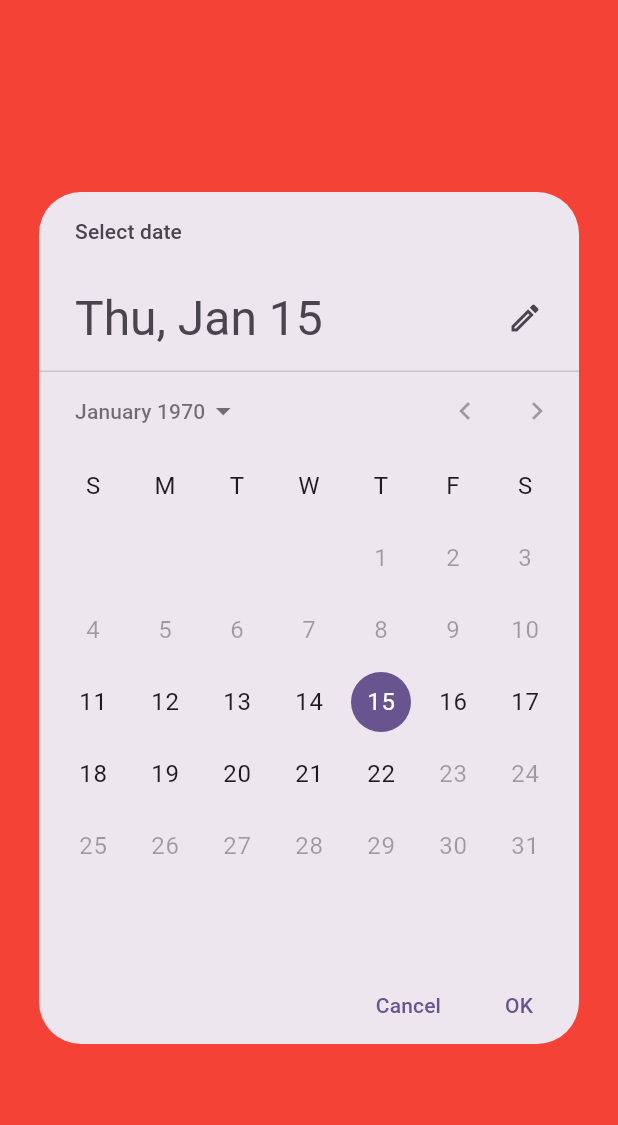
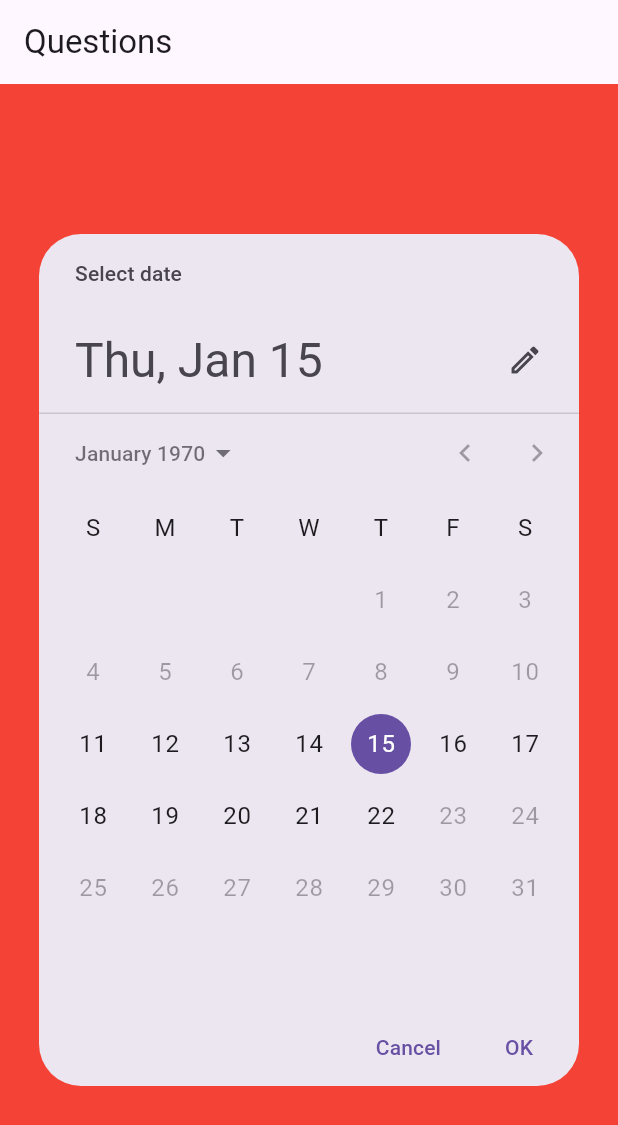
Before and after one commit to De4nWhit3/flutter_task12, a Flutter app: the screen it shows after launch, on a phone screen of 412 x 824 dp. Shown: the top 1125 px of the screen. Run offline on Flutter 3.47's test engine with Material 2 defaults, Android fonts, the light colour scheme and no system bars.

Commit message:
a little code cleanup

```diff
--- a/lib/main.dart
+++ b/lib/main.dart
@@ -1,6 +1,6 @@
 import 'package:flutter/material.dart';
 
-import 'screens/home_screen.dart';
+import 'screens/question_screen.dart';
 
 void main() {
   runApp(const MyApp());
@@ -15,79 +15,31 @@
     return MaterialApp(
       title: appTitle,
       theme: ThemeData(
-        colorScheme: ColorScheme.fromSeed(seedColor: Colors.deepPurple),
         useMaterial3: true,
       ),
-      home: const MyHomePage(title: appTitle),
+      home: const HomePage(appTitle: appTitle),
     );
   }
 }
 
-class MyHomePage extends StatefulWidget {
-  const MyHomePage({super.key, required this.title});
-
-  final String title;
-
-  @override
-  State<MyHomePage> createState() => _MyHomePageState();
-}
-
 enum Screens { homeScreen, questionScreen }
 
-class _MyHomePageState extends State<MyHomePage> {
-  // int _counter = 0;
+class HomePage extends StatelessWidget {
+  final String appTitle;
 
-  // void _incrementCounter() {
-  //   setState(() {
-  //     _counter++;
-  //   });
-  // }
+  const HomePage({super.key, required this.appTitle});
 
   @override
   Widget build(BuildContext context) {
-    const currentScreen = Screens.homeScreen;
+    const currentScreen = Screens.questionScreen;
     // const currentScreen = Screens.questionScreen;
 
     switch (currentScreen) {
-      case (Screens.homeScreen):
-        return const HomeScreen();
       case (Screens.questionScreen):
-        return const Placeholder();
+        return const QuestionScreen();
       default:
         return const Placeholder();
     }
-    // switch case
-    // return Scaffold(
-    //   appBar: AppBar(
-    //     backgroundColor: Theme.of(context).colorScheme.inversePrimary,
-    //     title: Text(widget.title),
-    //   ),
-    //   body: Center(
-    //     child: Column(
-    //       mainAxisAlignment: MainAxisAlignment.center,
-    //       children: <Widget>[
-    //         const TextField(
-    //           decoration: InputDecoration(
-    //             border: OutlineInputBorder(),
-    //             hintText: 'Enter a search term',
-    //           ),
-    //         ),
-    //         const Text(
-    //           'You have pushed the button this many times:',
-    //         ),
-    //         Text(
-    //           '$_counter',
-    //           style: Theme.of(context).textTheme.headlineMedium,
-    //         ),
-    //       ],
-    //     ),
-    //   ),
-    //   floatingActionButton: FloatingActionButton(
-    //     onPressed: _incrementCounter,
-    //     tooltip: 'Increment',
-    //     child: const Icon(Icons.add),
-    //   ),
-    // );
   }
 }
 
@@ -98,6 +50,7 @@
 // TODO: ADD CLASS FOR A RADIOQUESTION WIDGET USING RECORDS+
 // TODO: ADD CLASS FOR A SWITCHQUESTION WIDGET USING RECORDS+
 // TODO: ADD CLASS FOR A TEXTINPUT WIDGET USING RECORDS+ (base question class)
+// TODO: ADD A CLASS FOR DATE INPUT QUESTIONS USING DATETIME
 // TODO: RETURN MORE THAN 1 VALUE FROM A FUNCTION +
 // TODO: USE NAMED FOR LOOPS
 
--- a/lib/screens/home_screen.dart
+++ b/lib/screens/question_screen.dart
@@ -1,13 +1,14 @@
 import 'package:flutter/material.dart';
 
-class HomeScreen extends StatelessWidget {
-  const HomeScreen({
+class QuestionScreen extends StatelessWidget {
+  const QuestionScreen({
     super.key,
   });
 
   @override
   Widget build(BuildContext context) {
     return Scaffold(
+      appBar: AppBar(title: const Text('Questions')),
       body: Container(
         color: Colors.red,
         child: DatePickerDialog(
```
